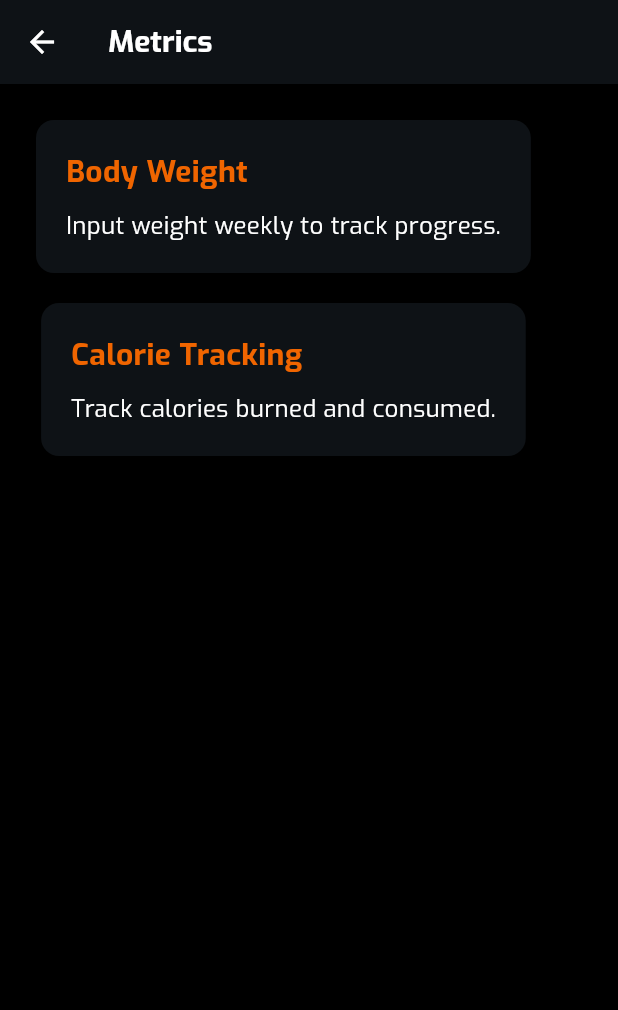
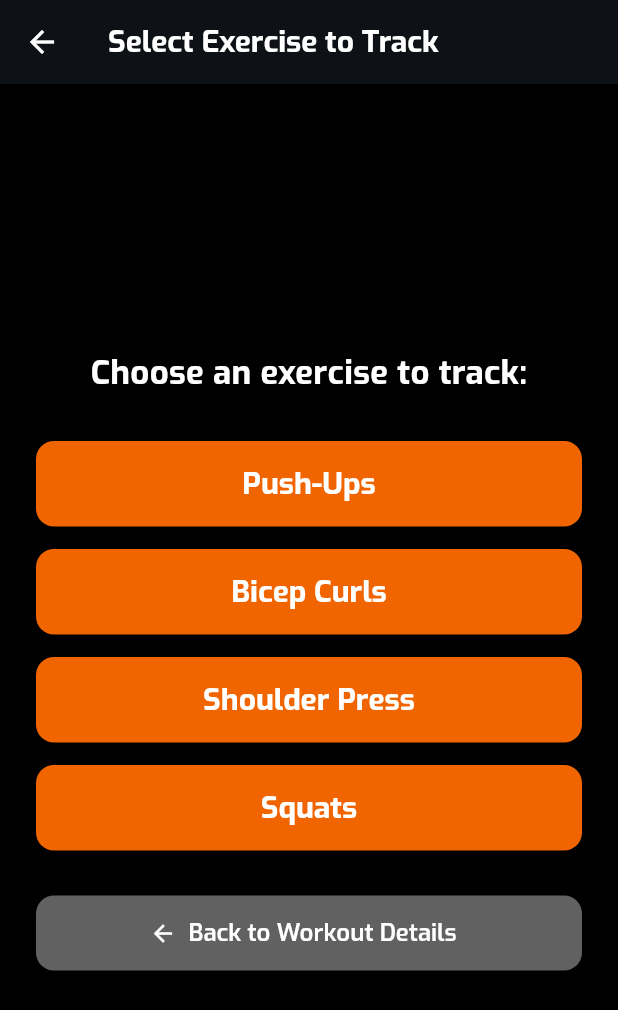
Before and after one commit to bobblezax/arfit-android, a Flutter app: the WorkoutScreen screen opened directly, after a tap on "Enable Form Tracking", on a phone screen of 412 x 824 dp. Shown: the top 1010 px of the screen. Run offline on Flutter 3.47's test engine with Material 3 defaults, Android fonts, the phone set to English and light mode, and no system bars; our stand-ins replace camera, cloud_firestore, firebase_auth, firebase_core, firebase_storage, fl_chart and 4 more; missing offline and left inert: google_mlkit_pose_detection; accounts and stored records are empty.

Commit message:
Updated workout screen, added new files, modified Android/iOS config

```diff
--- a/lib/screens/workout.dart
+++ b/lib/screens/workout.dart
@@ -1,7 +1,10 @@
+// workout.dart
 import 'package:flutter/material.dart';
 import 'package:google_fonts/google_fonts.dart';
 import 'tutorial.dart';
 import 'metrics.dart';
+// Import the new selection screen instead of PoseDetectorView directly
+import 'workout_tracking_selection_screen.dart';
 
 class WorkoutScreen extends StatefulWidget {
   final String exercise;
@@ -54,8 +57,10 @@ class _WorkoutScreenState extends State<WorkoutScreen> {
               const SizedBox(height: 8),
               Text('Weight: ${widget.weight} lbs',
                   style: GoogleFonts.exo(color: Colors.white, fontSize: 16)),
-              Text('Reps: ${widget.reps}', style: GoogleFonts.exo(color: Colors.white)),
-              Text('Sets: ${widget.sets}', style: GoogleFonts.exo(color: Colors.white)),
+              Text('Reps: ${widget.reps}',
+                  style: GoogleFonts.exo(color: Colors.white)),
+              Text('Sets: ${widget.sets}',
+                  style: GoogleFonts.exo(color: Colors.white)),
               const SizedBox(height: 20),
               Text(
                 'Completed Sets: $completedSets/${widget.sets}',
@@ -94,11 +99,15 @@ class _WorkoutScreenState extends State<WorkoutScreen> {
               Text('Rest: $restSeconds seconds',
                   style: GoogleFonts.exo(color: Colors.white, fontSize: 16)),
               const SizedBox(height: 30),
+
+              // ✅ Enable Form Tracking button now navigates to a selection screen
               ElevatedButton.icon(
                 onPressed: () {
                   Navigator.push(
                     context,
-                    MaterialPageRoute(builder: (_) => const MetricsScreen()),
+                    MaterialPageRoute(
+                      builder: (_) => const WorkoutTrackingSelectionScreen(), // Navigate to selection screen
+                    ),
                   );
                 },
                 icon: const Icon(Icons.fitness_center),
@@ -111,7 +120,10 @@ class _WorkoutScreenState extends State<WorkoutScreen> {
                   minimumSize: const Size.fromHeight(50),
                 ),
               ),
+
               const SizedBox(height: 16),
+
+              // ✅ Watch Tutorial Video button
               ElevatedButton.icon(
                 onPressed: () {
                   Navigator.push(
--- /dev/null
+++ b/lib/screens/workout_tracking_selection_screen.dart
@@ -0,0 +1,89 @@
+// workout_tracking_selection_screen.dart
+import 'package:flutter/material.dart';
+import 'package:google_fonts/google_fonts.dart';
+import 'pose_detector_view.dart'; // Import your PoseDetectorView
+
+class WorkoutTrackingSelectionScreen extends StatelessWidget {
+  const WorkoutTrackingSelectionScreen({Key? key}) : super(key: key);
+
+  @override
+  Widget build(BuildContext context) {
+    final panelColor = const Color(0xFF0E1216);
+    final accent = const Color(0xFFF06500);
+
+    return Scaffold(
+      backgroundColor: const Color(0xFF000000),
+      appBar: AppBar(
+        title: Text('Select Exercise to Track', style: GoogleFonts.exo()),
+        backgroundColor: panelColor,
+      ),
+      body: Center(
+        child: Padding(
+          padding: const EdgeInsets.all(24.0),
+          child: Column(
+            mainAxisAlignment: MainAxisAlignment.center,
+            children: <Widget>[
+              Text(
+                'Choose an exercise to track:',
+                style: GoogleFonts.exo(
+                  fontSize: 22,
+                  fontWeight: FontWeight.bold,
+                  color: Colors.white,
+                ),
+                textAlign: TextAlign.center,
+              ),
+              const SizedBox(height: 30),
+              _buildTrackingButton(context, 'Push-Ups', WorkoutType.pushups, accent),
+              const SizedBox(height: 15),
+              _buildTrackingButton(context, 'Bicep Curls', WorkoutType.bicepCurls, accent),
+              const SizedBox(height: 15),
+              _buildTrackingButton(context, 'Shoulder Press', WorkoutType.shoulderPress, accent),
+              const SizedBox(height: 15),
+              _buildTrackingButton(context, 'Squats', WorkoutType.squats, accent),
+              const SizedBox(height: 30),
+              ElevatedButton.icon(
+                onPressed: () {
+                  Navigator.pop(context); // Go back to the previous workout detail screen
+                },
+                icon: const Icon(Icons.arrow_back),
+                label: Text('Back to Workout Details', style: GoogleFonts.exo()),
+                style: ElevatedButton.styleFrom(
+                  backgroundColor: Colors.grey[700],
+                  shape: RoundedRectangleBorder(
+                    borderRadius: BorderRadius.circular(12),
+                  ),
+                  minimumSize: const Size.fromHeight(50),
+                ),
+              ),
+            ],
+          ),
+        ),
+      ),
+    );
+  }
+
+  Widget _buildTrackingButton(BuildContext context, String title, WorkoutType type, Color accentColor) {
+    return SizedBox(
+      width: double.infinity, // Make buttons fill width
+      child: ElevatedButton(
+        onPressed: () {
+          Navigator.push(
+            context,
+            MaterialPageRoute(
+              builder: (context) => PoseDetectorView(workoutType: type),
+            ),
+          );
+        },
+        style: ElevatedButton.styleFrom(
+          backgroundColor: accentColor,
+          padding: const EdgeInsets.symmetric(vertical: 15),
+          shape: RoundedRectangleBorder(
+            borderRadius: BorderRadius.circular(12),
+          ),
+          textStyle: GoogleFonts.exo(fontSize: 20, fontWeight: FontWeight.bold),
+        ),
+        child: Text(title),
+      ),
+    );
+  }
+}
```
Also changed, not shown: lib/screens/pose_detector_view.dart (added, +581 -0 lines), pubspec.yaml (+8 -4 lines), lib/main.dart (line endings or trailing spaces), pubspec.lock, 11 other files.
